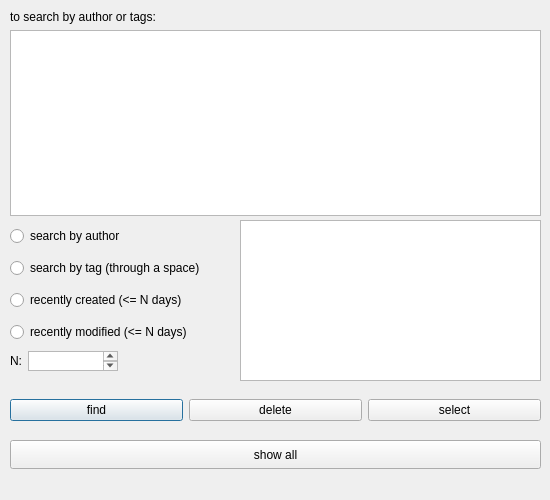
The window that searchwindow.ui (Alexander-1703/QtNotepad) describes before a commit, drawn with Qt 5.
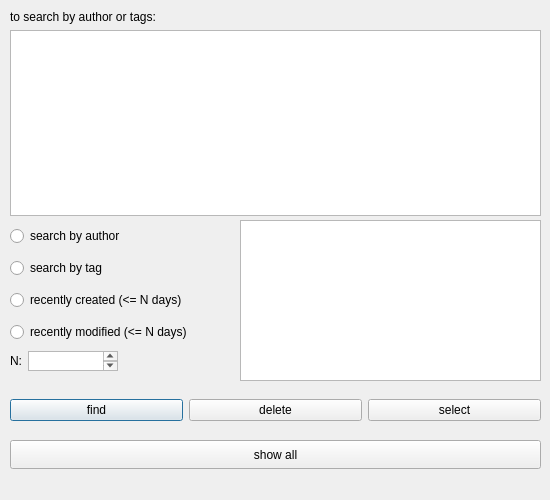
The same window after the commit.

Commit message: fixed tags -> tag

What changed in the file:
```diff
--- a/searchwindow.ui
+++ b/searchwindow.ui
@@ -67,7 +67,7 @@
     <item>
      <widget class="QRadioButton" name="radioButton_2">
       <property name="text">
-       <string>search by tag (through a space)</string>
+       <string>search by tag</string>
       </property>
      </widget>
     </item>
```
